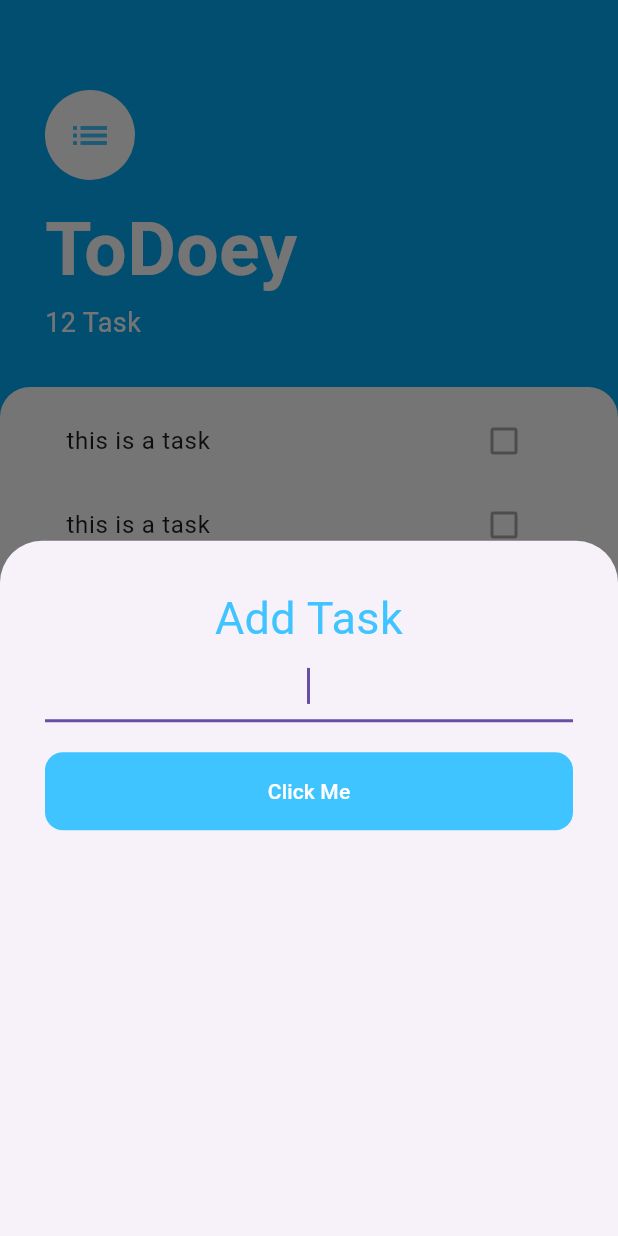
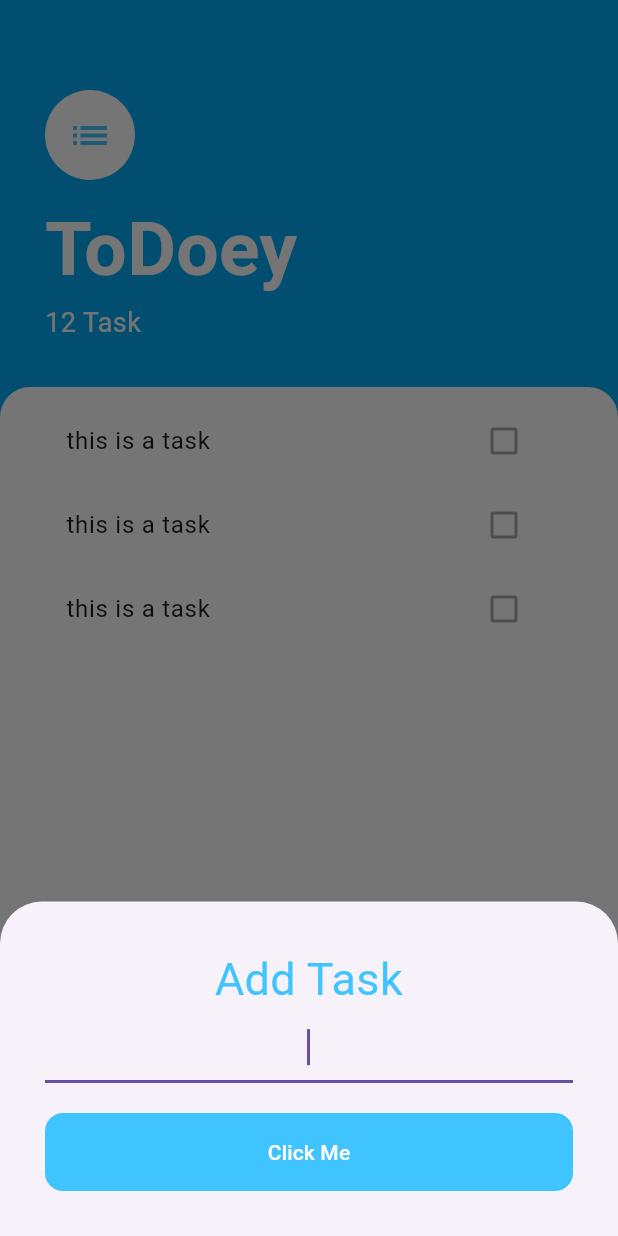
Before and after one commit to bsanderson1981/section16, a Flutter app: the screen it shows after launch, after a tap on the "add" icon, on a phone screen of 412 x 824 dp. Run offline on Flutter 3.47's test engine with Material 3 defaults, Android fonts, the phone set to English and light mode, and no system bars.

Commit message:
finished  section16  199

```diff
--- a/lib/main.dart
+++ b/lib/main.dart
@@ -1,7 +1,7 @@
 import 'package:flutter/material.dart';
 import 'package:provider/provider.dart';
 import 'package:section16/screens/tasks_screen.dart';
-//start  199
+//finish  199
 void main() => runApp(MyApp());
 
 class MyApp extends StatelessWidget {
--- a/lib/screens/tasks_screen.dart
+++ b/lib/screens/tasks_screen.dart
@@ -19,7 +19,20 @@ class TasksScreen extends StatelessWidget {
       backgroundColor: Colors.lightBlue,
       floatingActionButton: FloatingActionButton(
         onPressed: (){
-          showModalBottomSheet(context: context, builder: buildBottomSheet);
+          showModalBottomSheet(
+              context: context,
+              isScrollControlled: true,
+              builder: (context) => SingleChildScrollView(
+                  child:Container(
+                    padding: EdgeInsets.only(bottom: MediaQuery.of(context).viewInsets.bottom),
+                    child: AddTaskScreen(),
+                  )
+              )
+          );
+         /* showModalBottomSheet(
+              context: context,
+              isScrollControlled: true,
+              builder: buildBottomSheet);*/
           },
         backgroundColor: Colors.lightBlueAccent,
         child: Icon(Icons.add),
```
